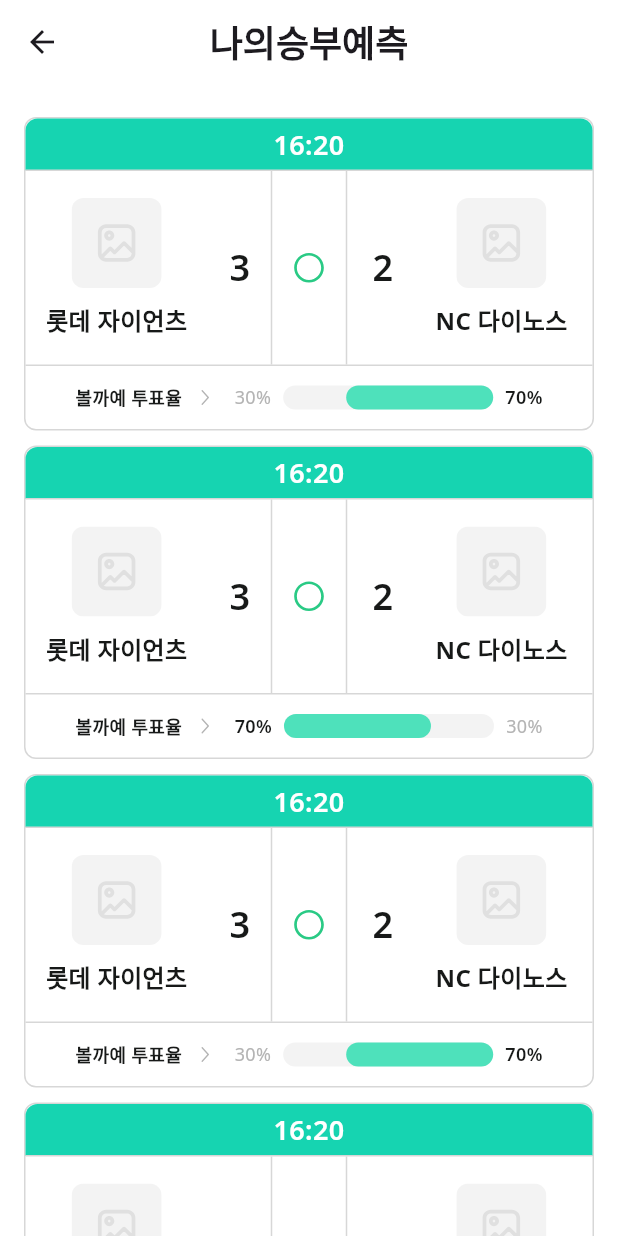
After one commit to ballkkaye/frontend, a Flutter app: the UserPredictionPage screen opened by its route, on a phone screen of 412 x 824 dp. The commit adds this screen. Run offline on Flutter 3.47's test engine with Material 3 defaults, Android fonts, the phone set to English and light mode, and no system bars; our stand-ins replace dio, dropdown_button2, flutter_dotenv, flutter_riverpod, flutter_svg, google_fonts and 2 more.

Commit message:
[feat] ui - 나의 승리 예측 (#15)
누락된 아이콘 파일 추가 및 MIcon 코드 추가
pubspec_yaml 파일에 fl_chart 라이브러리 추가 (그래프용)
나의승부예측 화면 구현
user_prediction_graph : 카드 하단 그래프 컴포넌트
user_prediction_graph_group : 카드 하단 그래프 그룹 컴포넌트
user_prediction_vote_group : 카드 하단 그래프 그룹을 포함한 투표율 컴포넌트
user_prediction_left_team : 왼쪽 팀 컴포넌트
user_prediction_right_team : 오른쪽 팀 컴포넌트
user_prediction_time_group : 각 경기 시작 시간 박스 컴포넌트
user_prediction_card : 하나의 경기 카드 컴포넌트
user_prediction_card_list : 경기 카드 리스트 컴포넌트

```diff
--- a/lib/_core/style/m_icon.dart
+++ b/lib/_core/style/m_icon.dart
@@ -35,6 +35,7 @@ class _Page {
   final mypage = _Mypage();
   final community = _Community();
   final login = _Login();
+  final userPrediction = _userPrediction();
 }
 
 class _PredictionList {
@@ -42,8 +43,7 @@ class _PredictionList {
   final Widget rain = SvgPicture.asset('assets/icons/page_prediction_list_rain.svg');
   final Widget ranking = SvgPicture.asset('assets/icons/page_prediction_list_ranking.svg');
   final Widget todayGame = SvgPicture.asset('assets/icons/page_prediction_list_today_game.svg');
-  final Widget userPrediction =
-      SvgPicture.asset('assets/icons/page_prediction_list_user_prediction.svg');
+  final Widget userPrediction = SvgPicture.asset('assets/icons/page_prediction_list_user_prediction.svg');
 }
 
 class _Rainout {
@@ -99,3 +99,10 @@ class _Community {
 class _Login {
   final Widget kakaoLogo = SvgPicture.asset('assets/icons/page_login_kakao_logo.svg');
 }
+
+class _userPrediction {
+  final Widget success = SvgPicture.asset('assets/icons/page_user_prediction_success.svg');
+  final Widget fail = SvgPicture.asset('assets/icons/page_user_prediction_fail.svg');
+  final Widget image = SvgPicture.asset('assets/icons/page_user_prediction_image.svg');
+  final Widget arrow = SvgPicture.asset('assets/icons/page_user_prediction_arrow.svg');
+}
--- a/lib/ui/pages/holder/game_center/user_prediction_page/user_prediction_page.dart
+++ b/lib/ui/pages/holder/game_center/user_prediction_page/user_prediction_page.dart
@@ -1,14 +1,26 @@
+import 'package:ballkkaye_frontend/_core/style/m_text.dart';
+import 'package:ballkkaye_frontend/ui/pages/holder/game_center/user_prediction_page/widget/user_prediction_body.dart';
 import 'package:flutter/material.dart';
 
 class UserPredictionPage extends StatelessWidget {
-  const UserPredictionPage({super.key});
+  const UserPredictionPage({
+    super.key,
+  });
 
   @override
   Widget build(BuildContext context) {
-    return const Scaffold(
-      body: Center(
-        child: Text('나의 승부 예측'),
-      ),
+    return Scaffold(
+      appBar: _appbar(),
+      body: UserPredictionBody(),
+    );
+  }
+
+  AppBar _appbar() {
+    return AppBar(
+      centerTitle: true,
+      title: MText.h1('나의승부예측'),
+      backgroundColor: Colors.white,
+      surfaceTintColor: Colors.white,
     );
   }
 }
--- /dev/null
+++ b/lib/ui/pages/holder/game_center/user_prediction_page/widget/user_prediction_body.dart
@@ -0,0 +1,47 @@
+import 'package:ballkkaye_frontend/_core/style/m_color.dart';
+import 'package:ballkkaye_frontend/_core/style/m_text.dart';
+import 'package:ballkkaye_frontend/ui/pages/holder/game_center/user_prediction_page/widget/user_prediction_card_list.dart';
+import 'package:flutter/material.dart';
+
+class UserPredictionBody extends StatelessWidget {
+  const UserPredictionBody({
+    super.key,
+  });
+
+  @override
+  Widget build(BuildContext context) {
+    return ListView(
+      children: [
+        Padding(
+          padding: const EdgeInsets.only(
+            top: 22,
+            left: 16,
+            right: 16,
+          ),
+          child: Column(
+            children: [
+              UserPredictionCardList(),
+              SizedBox(height: 12),
+              OutlinedButton(
+                onPressed: () {},
+                style: OutlinedButton.styleFrom(
+                  shape: RoundedRectangleBorder(
+                    borderRadius: BorderRadius.circular(10),
+                  ),
+                  minimumSize: Size(double.infinity, 61),
+                  foregroundColor: MColor.kPrimary.normal,
+                  backgroundColor: MColor.kPrimary.strong,
+                  side: BorderSide.none,
+                ),
+                child: MText.button2(
+                  '상대 전적 확인',
+                  color: MColor.kLabel.white,
+                ),
+              ),
+            ],
+          ),
+        ),
+      ],
+    );
+  }
+}
--- /dev/null
+++ b/lib/ui/pages/holder/game_center/user_prediction_page/widget/user_prediction_card.dart
@@ -0,0 +1,63 @@
+import 'package:ballkkaye_frontend/_core/style/m_color.dart';
+import 'package:ballkkaye_frontend/ui/pages/holder/game_center/user_prediction_page/widget/user_prediction_score_group.dart';
+import 'package:ballkkaye_frontend/ui/pages/holder/game_center/user_prediction_page/widget/user_prediction_time_group.dart';
+import 'package:ballkkaye_frontend/ui/pages/holder/game_center/user_prediction_page/widget/user_prediction_vote_group.dart';
+import 'package:flutter/material.dart';
+
+class UserPredictionCard extends StatelessWidget {
+  final String leftTeamName;
+  final String rightTeamName;
+  final int leftScore;
+  final int rightScore;
+  final double leftPercent;
+  final double rightPercent;
+  final int startHour;
+  final int startMinute;
+
+  const UserPredictionCard({
+    super.key,
+    required this.leftTeamName,
+    required this.rightTeamName,
+    required this.leftScore,
+    required this.rightScore,
+    required this.leftPercent,
+    required this.rightPercent,
+    required this.startHour,
+    required this.startMinute,
+  });
+
+  @override
+  Widget build(BuildContext context) {
+    return Column(
+      children: [
+        Container(
+          decoration: BoxDecoration(
+            border: Border.all(
+              color: MColor.kLine.normal,
+            ),
+            borderRadius: BorderRadius.circular(8),
+          ),
+          child: Column(
+            children: [
+              UserPredictionTimeGroup(
+                hour: startHour,
+                minute: startMinute,
+              ),
+              UserPredictionScoreGroup(
+                leftTeamName: leftTeamName,
+                leftScore: leftScore,
+                rightTeamName: rightTeamName,
+                rightScore: rightScore,
+              ),
+              UserPredictionVoteGroup(
+                leftPercent: leftPercent,
+                rightPercent: rightPercent,
+              ),
+            ],
+          ),
+        ),
+        SizedBox(height: 10),
+      ],
+    );
+  }
+}
--- /dev/null
+++ b/lib/ui/pages/holder/game_center/user_prediction_page/widget/user_prediction_card_list.dart
@@ -0,0 +1,67 @@
+import 'package:ballkkaye_frontend/ui/pages/holder/game_center/user_prediction_page/widget/user_prediction_card.dart';
+import 'package:flutter/material.dart';
+
+class UserPredictionCardList extends StatelessWidget {
+  const UserPredictionCardList({
+    super.key,
+  });
+
+  @override
+  Widget build(BuildContext context) {
+    return Column(
+      children: [
+        // TODO 통신 받을 때 for문 돌리기
+        UserPredictionCard(
+          leftTeamName: '롯데 자이언츠',
+          leftScore: 3,
+          rightTeamName: 'NC 다이노스',
+          rightScore: 2,
+          leftPercent: 30,
+          rightPercent: 70,
+          startHour: 16,
+          startMinute: 20,
+        ),
+        UserPredictionCard(
+          leftTeamName: '롯데 자이언츠',
+          leftScore: 3,
+          rightTeamName: 'NC 다이노스',
+          rightScore: 2,
+          leftPercent: 70,
+          rightPercent: 30,
+          startHour: 16,
+          startMinute: 20,
+        ),
+        UserPredictionCard(
+          leftTeamName: '롯데 자이언츠',
+          leftScore: 3,
+          rightTeamName: 'NC 다이노스',
+          rightScore: 2,
+          leftPercent: 30,
+          rightPercent: 70,
+          startHour: 16,
+          startMinute: 20,
+        ),
+        UserPredictionCard(
+          leftTeamName: '롯데 자이언츠',
+          leftScore: 3,
+          rightTeamName: 'NC 다이노스',
+          rightScore: 2,
+          leftPercent: 30,
+          rightPercent: 70,
+          startHour: 16,
+          startMinute: 20,
+        ),
+        UserPredictionCard(
+          leftTeamName: '롯데 자이언츠',
+          leftScore: 3,
+          rightTeamName: 'NC 다이노스',
+          rightScore: 2,
+          leftPercent: 30,
+          rightPercent: 70,
+          startHour: 16,
+          startMinute: 20,
+        ),
+      ],
+    );
+  }
+}
--- /dev/null
+++ b/lib/ui/pages/holder/game_center/user_prediction_page/widget/user_prediction_graph.dart
@@ -0,0 +1,45 @@
+import 'package:ballkkaye_frontend/_core/style/m_color.dart';
+import 'package:flutter/material.dart';
+
+class UserPredictionGraph extends StatelessWidget {
+  const UserPredictionGraph({
+    super.key,
+    required this.isLeftHigher,
+    required this.barPercent,
+  });
+
+  final bool isLeftHigher;
+  final double barPercent;
+
+  @override
+  Widget build(BuildContext context) {
+    return Container(
+      width: 140,
+      child: Stack(
+        children: [
+          Container(
+            height: 16,
+            decoration: BoxDecoration(
+              color: MColor.kFill.normal,
+              borderRadius: BorderRadius.circular(8),
+            ),
+          ),
+          Align(
+            alignment:
+                isLeftHigher ? Alignment.centerLeft : Alignment.centerRight,
+            child: FractionallySizedBox(
+              widthFactor: barPercent,
+              child: Container(
+                height: 16,
+                decoration: BoxDecoration(
+                  color: MColor.kPrimary.alternative,
+                  borderRadius: BorderRadius.circular(8),
+                ),
+              ),
+            ),
+          ),
+        ],
+      ),
+    );
+  }
+}
--- /dev/null
+++ b/lib/ui/pages/holder/game_center/user_prediction_page/widget/user_prediction_graph_group.dart
@@ -0,0 +1,50 @@
+import 'package:ballkkaye_frontend/_core/style/m_color.dart';
+import 'package:ballkkaye_frontend/ui/pages/holder/game_center/user_prediction_page/widget/user_prediction_graph.dart';
+import 'package:flutter/material.dart';
+
+class UserPredictionGraphGroup extends StatelessWidget {
+  final double leftPercent;
+  final double rightPercent;
+
+  const UserPredictionGraphGroup({
+    super.key,
+    required this.leftPercent,
+    required this.rightPercent,
+  });
+
+  @override
+  Widget build(BuildContext context) {
+    bool isLeftHigher = leftPercent >= rightPercent;
+    double total = leftPercent + rightPercent;
+    double barPercent = (isLeftHigher ? leftPercent : rightPercent) / total;
+
+    return Row(
+      children: [
+        // Left Text
+        Text(
+          '${leftPercent.toInt()}%',
+          style: TextStyle(
+            fontSize: 12,
+            fontWeight: isLeftHigher ? FontWeight.w600 : FontWeight.w400,
+            color:
+                isLeftHigher ? MColor.kLabel.normal : MColor.kLabel.alternative,
+          ),
+        ),
+        SizedBox(width: 8),
+        // Bar
+        UserPredictionGraph(isLeftHigher: isLeftHigher, barPercent: barPercent),
+        SizedBox(width: 8),
+        // Right Text
+        Text(
+          '${rightPercent.toInt()}%',
+          style: TextStyle(
+            fontSize: 12,
+            fontWeight: isLeftHigher ? FontWeight.w400 : FontWeight.w600,
+            color:
+                isLeftHigher ? MColor.kLabel.alternative : MColor.kLabel.normal,
+          ),
+        ),
+      ],
+    );
+  }
+}
--- /dev/null
+++ b/lib/ui/pages/holder/game_center/user_prediction_page/widget/user_prediction_left_team.dart
@@ -0,0 +1,76 @@
+import 'package:ballkkaye_frontend/_core/style/m_color.dart';
+import 'package:ballkkaye_frontend/_core/style/m_icon.dart';
+import 'package:flutter/material.dart';
+
+class UserPredictionLeftTeam extends StatelessWidget {
+  final String teamName;
+  final int score;
+
+  const UserPredictionLeftTeam({
+    super.key,
+    required this.teamName,
+    required this.score,
+  });
+
+  @override
+  Widget build(BuildContext context) {
+    return Expanded(
+      child: GestureDetector(
+        //TODO 클릭 시 상태 저장하는 추가 작업 필요 (stateful)
+        onTap: () {},
+        child: Container(
+          decoration: BoxDecoration(
+            border: Border(
+              right: BorderSide(
+                color: MColor.kLine.normal,
+                width: 1,
+              ),
+            ),
+          ),
+          child: Padding(
+            padding: EdgeInsets.symmetric(vertical: 18),
+            child: Row(
+              mainAxisAlignment: MainAxisAlignment.center,
+              children: [
+                Column(
+                  children: [
+                    ClipRRect(
+                      borderRadius: BorderRadius.circular(8),
+                      child: Container(
+                        width: 60,
+                        height: 60,
+                        color: MColor.kFill.normal,
+                        child: Padding(
+                          padding: const EdgeInsets.all(15.0),
+                          child: MIcon.page.userPrediction.image,
+                        ),
+                      ),
+                    ),
+                    const SizedBox(height: 10),
+                    Text(
+                      teamName,
+                      style: TextStyle(
+                        fontSize: 16,
+                        fontWeight: FontWeight.w700,
+                        color: MColor.kLabel.normal,
+                      ),
+                    ),
+                  ],
+                ),
+                const SizedBox(width: 28),
+                Text(
+                  '${score}',
+                  style: TextStyle(
+                    fontSize: 24,
+                    fontWeight: FontWeight.w600,
+                    color: MColor.kLabel.normal,
+                  ),
+                ),
+              ],
+            ),
+          ),
+        ),
+      ),
+    );
+  }
+}
--- /dev/null
+++ b/lib/ui/pages/holder/game_center/user_prediction_page/widget/user_prediction_right_team.dart
@@ -0,0 +1,76 @@
+import 'package:ballkkaye_frontend/_core/style/m_color.dart';
+import 'package:ballkkaye_frontend/_core/style/m_icon.dart';
+import 'package:flutter/material.dart';
+
+class UserPredictionRightTeam extends StatelessWidget {
+  final String teamName;
+  final int score;
+
+  const UserPredictionRightTeam({
+    super.key,
+    required this.teamName,
+    required this.score,
+  });
+
+  @override
+  Widget build(BuildContext context) {
+    return Expanded(
+      child: GestureDetector(
+        //TODO 클릭 시 상태 저장하는 추가 작업 필요 (stateful)
+        onTap: () {},
+        child: Container(
+          decoration: BoxDecoration(
+            border: Border(
+              left: BorderSide(
+                color: MColor.kLine.normal,
+                width: 1,
+              ),
+            ),
+          ),
+          child: Padding(
+            padding: EdgeInsets.symmetric(vertical: 18),
+            child: Row(
+              mainAxisAlignment: MainAxisAlignment.center,
+              children: [
+                Text(
+                  '${score}',
+                  style: TextStyle(
+                    fontSize: 24,
+                    fontWeight: FontWeight.w600,
+                    color: MColor.kLabel.normal,
+                  ),
+                ),
+                const SizedBox(width: 28),
+                Column(
+                  children: [
+                    ClipRRect(
+                      borderRadius: BorderRadius.circular(8),
+                      child: Container(
+                        width: 60,
+                        height: 60,
+                        color: MColor.kFill.normal,
+                        child: Padding(
+                          padding: const EdgeInsets.all(15.0),
+                          child: MIcon.page.userPrediction.image,
+                        ),
+                      ),
+                    ),
+                    const SizedBox(height: 10),
+                    Text(
+                      teamName,
+                      style: TextStyle(
+                        fontSize: 16,
+                        fontWeight: FontWeight.w700,
+                        color: MColor.kLabel.normal,
+                      ),
+                    ),
+                  ],
+                ),
+              ],
+            ),
+          ),
+        ),
+      ),
+    );
+  }
+}
--- /dev/null
+++ b/lib/ui/pages/holder/game_center/user_prediction_page/widget/user_prediction_score_group.dart
@@ -0,0 +1,43 @@
+import 'package:ballkkaye_frontend/_core/style/m_icon.dart';
+import 'package:ballkkaye_frontend/ui/pages/holder/game_center/user_prediction_page/widget/user_prediction_left_team.dart';
+import 'package:ballkkaye_frontend/ui/pages/holder/game_center/user_prediction_page/widget/user_prediction_right_team.dart';
+import 'package:flutter/material.dart';
+
+class UserPredictionScoreGroup extends StatelessWidget {
+  const UserPredictionScoreGroup({
+    super.key,
+    required this.leftTeamName,
+    required this.leftScore,
+    required this.rightTeamName,
+    required this.rightScore,
+  });
+
+  final String leftTeamName;
+  final int leftScore;
+  final String rightTeamName;
+  final int rightScore;
+
+  @override
+  Widget build(BuildContext context) {
+    return Row(
+      //crossAxisAlignment: CrossAxisAlignment.stretch,
+      children: [
+        UserPredictionLeftTeam(
+          teamName: leftTeamName,
+          score: leftScore,
+        ),
+        Container(
+          padding: EdgeInsets.symmetric(horizontal: 12.5),
+          child: Center(
+            //TODO 예측 결과에 따라 success 혹은 fail 아이콘으로 변경될 수 있도록
+            child: MIcon.page.userPrediction.success,
+          ),
+        ),
+        UserPredictionRightTeam(
+          teamName: rightTeamName,
+          score: rightScore,
+        ),
+      ],
+    );
+  }
+}
--- /dev/null
+++ b/lib/ui/pages/holder/game_center/user_prediction_page/widget/user_prediction_time_group.dart
@@ -0,0 +1,45 @@
+import 'package:ballkkaye_frontend/_core/style/m_color.dart';
+import 'package:flutter/material.dart';
+
+class UserPredictionTimeGroup extends StatelessWidget {
+  final int hour;
+  final int minute;
+
+  const UserPredictionTimeGroup({
+    super.key,
+    required this.hour,
+    required this.minute,
+  });
+
+  @override
+  Widget build(BuildContext context) {
+    return Container(
+      width: double.infinity,
+      decoration: BoxDecoration(
+        color: MColor.kPrimary.strong,
+        border: Border(
+          bottom: BorderSide(
+            color: MColor.kLine.normal,
+            width: 1,
+          ),
+        ),
+        borderRadius: BorderRadius.only(
+          topLeft: Radius.circular(8),
+          topRight: Radius.circular(8),
+        ),
+      ),
+      child: Padding(
+        padding: EdgeInsets.symmetric(vertical: 4),
+        child: Text(
+          '${hour}:${minute}',
+          style: TextStyle(
+            color: MColor.kLabel.white,
+            fontSize: 18,
+            fontWeight: FontWeight.w600,
+          ),
+          textAlign: TextAlign.center,
+        ),
+      ),
+    );
+  }
+}
--- /dev/null
+++ b/lib/ui/pages/holder/game_center/user_prediction_page/widget/user_prediction_vote_group.dart
@@ -0,0 +1,54 @@
+import 'package:ballkkaye_frontend/_core/style/m_color.dart';
+import 'package:ballkkaye_frontend/_core/style/m_icon.dart';
+import 'package:ballkkaye_frontend/ui/pages/holder/game_center/user_prediction_page/widget/user_prediction_graph_group.dart';
+import 'package:flutter/material.dart';
+
+class UserPredictionVoteGroup extends StatelessWidget {
+  final double leftPercent;
+  final double rightPercent;
+
+  const UserPredictionVoteGroup({
+    super.key,
+    required this.leftPercent,
+    required this.rightPercent,
+  });
+
+  @override
+  Widget build(BuildContext context) {
+    return Container(
+      decoration: BoxDecoration(
+        border: Border(
+          top: BorderSide(color: MColor.kLine.normal, width: 1),
+        ),
+      ),
+      child: Padding(
+        padding: const EdgeInsets.symmetric(vertical: 12),
+        child: Row(
+          mainAxisAlignment: MainAxisAlignment.center,
+          children: [
+            Row(
+              crossAxisAlignment: CrossAxisAlignment.center,
+              children: [
+                Text(
+                  '볼까예 투표율',
+                  style: TextStyle(
+                    fontSize: 12,
+                    fontWeight: FontWeight.w600,
+                    color: MColor.kLabel.normal,
+                  ),
+                ),
+                SizedBox(width: 8),
+                MIcon.page.userPrediction.arrow,
+              ],
+            ),
+            SizedBox(width: 12),
+            UserPredictionGraphGroup(
+              leftPercent: leftPercent,
+              rightPercent: rightPercent,
+            ),
+          ],
+        ),
+      ),
+    );
+  }
+}
--- a/pubspec.yaml
+++ b/pubspec.yaml
@@ -47,6 +47,7 @@ dependencies:
   flutter_svg: ^2.2.0
   table_calendar: ^3.2.0
   dropdown_button2: ^2.3.9
+  fl_chart: ^1.0.0
 
 dev_dependencies:
   flutter_test:
```
Also changed, not shown: assets/icons/page_user_prediction_arrow.svg (added), assets/icons/page_user_prediction_fail.svg (added), assets/icons/page_user_prediction_image.svg (added), assets/icons/page_user_prediction_success.svg (added), pubspec.lock.
